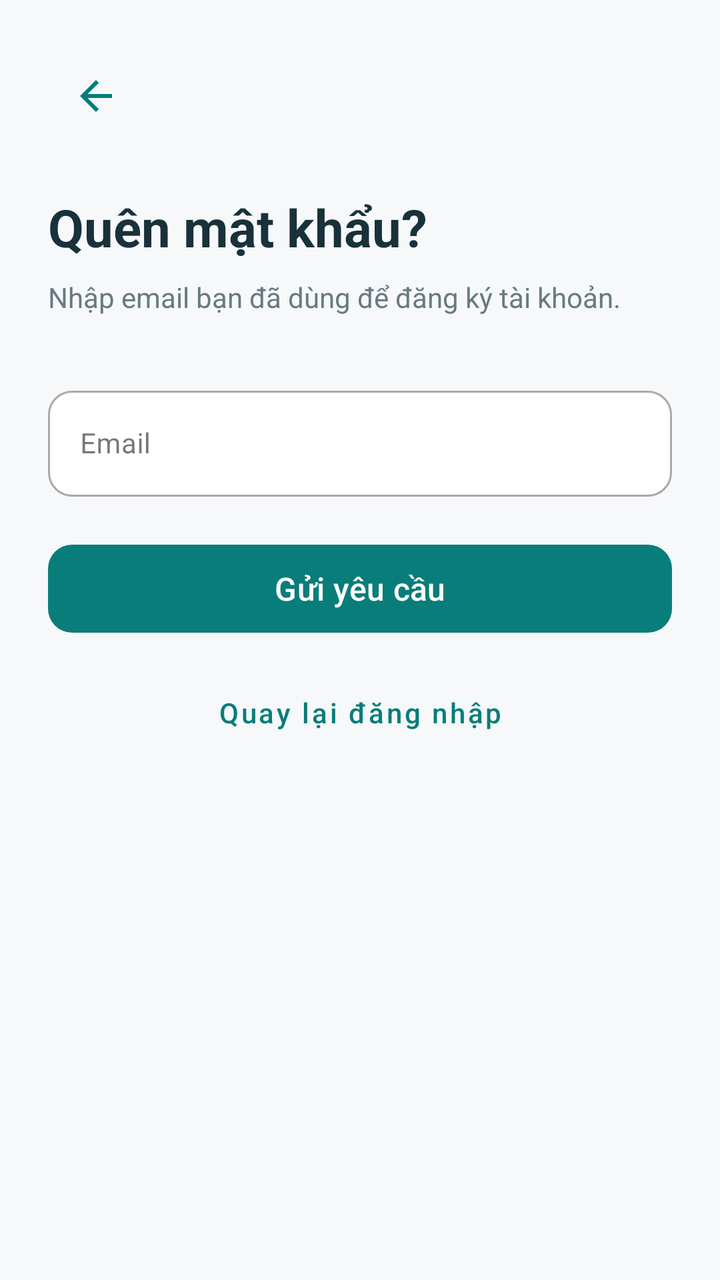
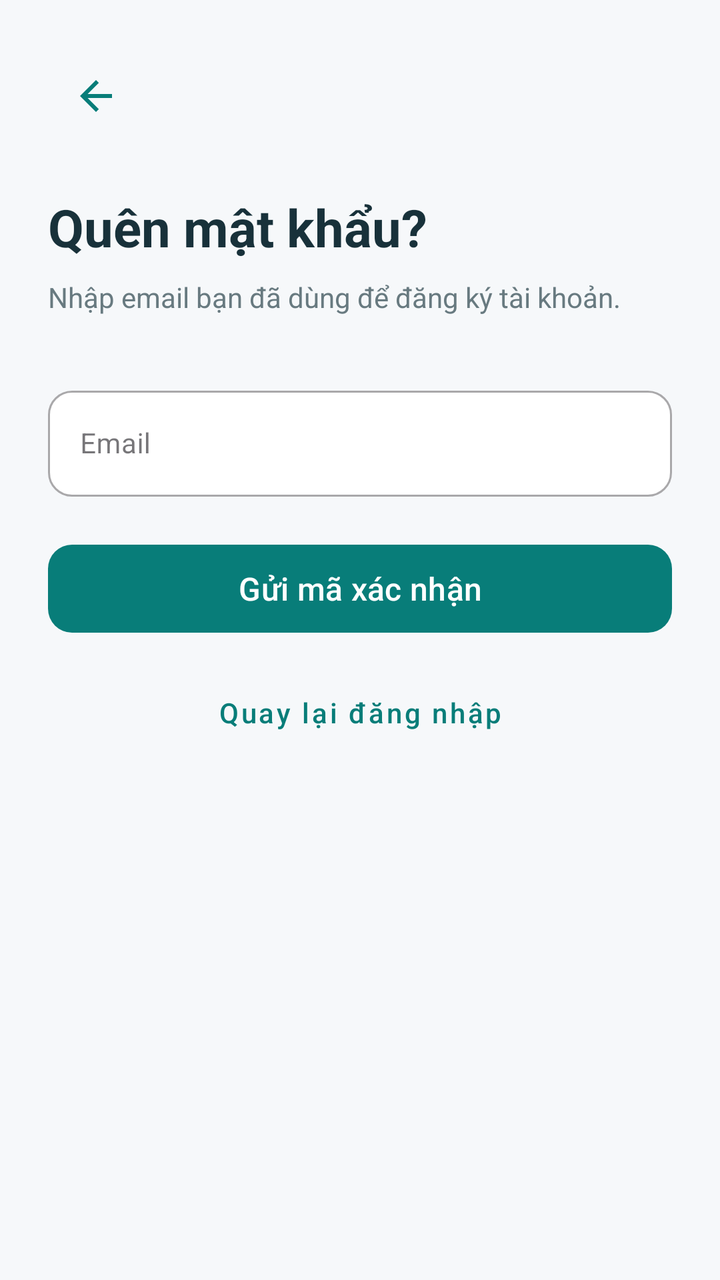

Two renders of the same Android screen: before a commit and after it. Below are the layout's source before the change and the commit's diff.
<!-- AndroidManifest.xml: application theme Theme.ROOMLY -->
<!-- res/layout/fragment_forgot_password.xml -->
<?xml version="1.0" encoding="utf-8"?>
<androidx.core.widget.NestedScrollView
    xmlns:android="http://schemas.android.com/apk/res/android"
    xmlns:app="http://schemas.android.com/apk/res-auto"
    android:layout_width="match_parent"
    android:layout_height="match_parent"
    android:background="@color/roomly_background"
    android:fillViewport="true">

    <LinearLayout
        android:layout_width="match_parent"
        android:layout_height="wrap_content"
        android:orientation="vertical"
        android:padding="24dp">

        
        <androidx.appcompat.widget.AppCompatImageButton
            android:id="@+id/btn_forgot_password_back"
            android:layout_width="48dp"
            android:layout_height="48dp"
            android:background="?attr/selectableItemBackgroundBorderless"
            android:contentDescription="Quay lại"
            android:padding="12dp"
            android:src="@drawable/ic_arrow_back"
            app:tint="@color/roomly_primary" />

        <TextView
            android:layout_width="match_parent"
            android:layout_height="wrap_content"
            android:layout_marginTop="24dp"
            android:text="Quên mật khẩu?"
            android:textColor="@color/roomly_text_primary"
            android:textSize="26sp"
            android:textStyle="bold" />

        <TextView
            android:layout_width="match_parent"
            android:layout_height="wrap_content"
            android:layout_marginTop="8dp"
            android:lineSpacingExtra="4dp"
            android:text="Nhập email bạn đã dùng để đăng ký tài khoản."
            android:textColor="@color/roomly_text_secondary"
            android:textSize="14sp" />

        
        <com.google.android.material.textfield.TextInputLayout
            android:id="@+id/layout_forgot_password_email"
            style="@style/Widget.MaterialComponents.TextInputLayout.OutlinedBox"
            android:layout_width="match_parent"
            android:layout_height="wrap_content"
            android:layout_marginTop="32dp"
            android:hint="Email"
            app:boxBackgroundColor="@color/roomly_surface"
            app:boxCornerRadiusBottomEnd="12dp"
            app:boxCornerRadiusBottomStart="12dp"
            app:boxCornerRadiusTopEnd="12dp"
            app:boxCornerRadiusTopStart="12dp">

            <com.google.android.material.textfield.TextInputEditText
                android:id="@+id/edt_forgot_password_email"
                android:layout_width="match_parent"
                android:layout_height="wrap_content"
                android:autofillHints="emailAddress"
                android:imeOptions="actionDone"
                android:inputType="textEmailAddress"
                android:singleLine="true"
                android:textColor="@color/roomly_text_primary"
                android:textSize="14sp" />

        </com.google.android.material.textfield.TextInputLayout>

        
        <TextView
            android:id="@+id/tv_forgot_password_error"
            android:layout_width="match_parent"
            android:layout_height="wrap_content"
            android:layout_marginTop="16dp"
            android:accessibilityLiveRegion="polite"
            android:textColor="#B3261E"
            android:textSize="13sp"
            android:visibility="gone" />

        
        <TextView
            android:id="@+id/tv_forgot_password_result"
            android:layout_width="match_parent"
            android:layout_height="wrap_content"
            android:layout_marginTop="16dp"
            android:accessibilityLiveRegion="polite"
            android:lineSpacingExtra="4dp"
            android:text="Nếu email này có tài khoản, bạn sẽ nhận được hướng dẫn đặt lại mật khẩu. Vui lòng kiểm tra cả thư mục spam."
            android:textColor="@color/roomly_primary"
            android:textSize="14sp"
            android:visibility="gone" />

        <ProgressBar
            android:id="@+id/progress_forgot_password"
            android:layout_width="32dp"
            android:layout_height="32dp"
            android:layout_gravity="center_horizontal"
            android:layout_marginTop="16dp"
            android:indeterminateTint="@color/roomly_primary"
            android:visibility="gone" />

        
        <com.google.android.material.button.MaterialButton
            android:id="@+id/btn_request_password_reset"
            android:layout_width="match_parent"
            android:layout_height="wrap_content"
            android:layout_marginTop="20dp"
            android:minHeight="52dp"
            android:text="Gửi yêu cầu"
            android:textAllCaps="false"
            android:textColor="@color/roomly_surface"
            android:textSize="16sp"
            app:backgroundTint="@color/roomly_primary"
            app:cornerRadius="12dp" />

        <com.google.android.material.button.MaterialButton
            android:id="@+id/btn_forgot_password_login"
            style="@style/Widget.MaterialComponents.Button.TextButton"
            android:layout_width="match_parent"
            android:layout_height="wrap_content"
            android:layout_marginTop="12dp"
            android:minHeight="48dp"
            android:text="Quay lại đăng nhập"
            android:textAllCaps="false"
            android:textColor="@color/roomly_primary" />

    </LinearLayout>

</androidx.core.widget.NestedScrollView>
<!-- resources referenced by this layout -->
<resources>
  <color name="roomly_background">#F6F8FA</color>
  <color name="roomly_primary">#087D79</color>
  <color name="roomly_surface">#FFFFFF</color>
  <color name="roomly_text_primary">#18313A</color>
  <color name="roomly_text_secondary">#687A80</color>
  <!-- drawable ic_arrow_back (drawable) -->
  <?xml version="1.0" encoding="utf-8"?>
  <vector xmlns:android="http://schemas.android.com/apk/res/android"
      android:width="24dp"
      android:height="24dp"
      android:viewportWidth="24"
      android:viewportHeight="24">
  
      <path
          android:fillColor="@color/roomly_text_primary"
          android:pathData="M20,11H7.83l5.59,-5.59L12,4l-8,8 8,8 1.41,-1.41L7.83,13H20z" />
  
  </vector>
  <style name="Theme.ROOMLY" parent="Base.Theme.ROOMLY" />
  <style name="Base.Theme.ROOMLY" parent="Theme.Material3.DayNight.NoActionBar">
          
          
      </style>
</resources>

<!-- the commit's change to res/layout/fragment_forgot_password.xml (unified diff, before → after) -->
@@ -93,6 +93,28 @@
             android:textSize="14sp"
             android:visibility="gone" />
 
+        <LinearLayout android:id="@+id/layout_recovery_form"
+            android:layout_width="match_parent" android:layout_height="wrap_content"
+            android:orientation="vertical" android:visibility="gone">
+            <com.google.android.material.textfield.TextInputLayout
+                android:layout_width="match_parent" android:layout_height="wrap_content"
+                android:layout_marginTop="16dp" android:hint="@string/auth_code_hint">
+                <com.google.android.material.textfield.TextInputEditText android:id="@+id/edt_recovery_code"
+                    android:layout_width="match_parent" android:layout_height="wrap_content"
+                    android:inputType="number" android:maxLength="6" android:saveEnabled="false" android:singleLine="true" />
+            </com.google.android.material.textfield.TextInputLayout>
+            <com.google.android.material.textfield.TextInputLayout
+                android:layout_width="match_parent" android:layout_height="wrap_content"
+                android:layout_marginTop="16dp" android:hint="@string/auth_new_password" app:endIconMode="password_toggle">
+                <com.google.android.material.textfield.TextInputEditText android:id="@+id/edt_recovery_password"
+                    android:layout_width="match_parent" android:layout_height="wrap_content"
+                    android:inputType="textPassword" android:saveEnabled="false" android:singleLine="true" />
+            </com.google.android.material.textfield.TextInputLayout>
+            <com.google.android.material.button.MaterialButton android:id="@+id/btn_submit_password_reset"
+                android:layout_width="match_parent" android:layout_height="wrap_content"
+                android:layout_marginTop="16dp" android:text="@string/auth_reset_password" android:textAllCaps="false" />
+        </LinearLayout>
+
         <ProgressBar
             android:id="@+id/progress_forgot_password"
             android:layout_width="32dp"
@@ -109,7 +131,7 @@
             android:layout_height="wrap_content"
             android:layout_marginTop="20dp"
             android:minHeight="52dp"
-            android:text="Gửi yêu cầu"
+            android:text="@string/auth_send_code"
             android:textAllCaps="false"
             android:textColor="@color/roomly_surface"
             android:textSize="16sp"
<!-- resource entries referenced after the edit -->
@@ -18,6 +18,10 @@
           android:pathData="M20,11H7.83l5.59,-5.59L12,4l-8,8 8,8 1.41,-1.41L7.83,13H20z" />
   
   </vector>
+  <string name="auth_code_hint">Mã xác nhận 6 chữ số</string>
+  <string name="auth_new_password">Mật khẩu mới (ít nhất 12 ký tự)</string>
+  <string name="auth_reset_password">Đổi mật khẩu</string>
+  <string name="auth_send_code">Gửi mã xác nhận</string>
   <style name="Theme.ROOMLY" parent="Base.Theme.ROOMLY" />
   <style name="Base.Theme.ROOMLY" parent="Theme.Material3.DayNight.NoActionBar">
           
